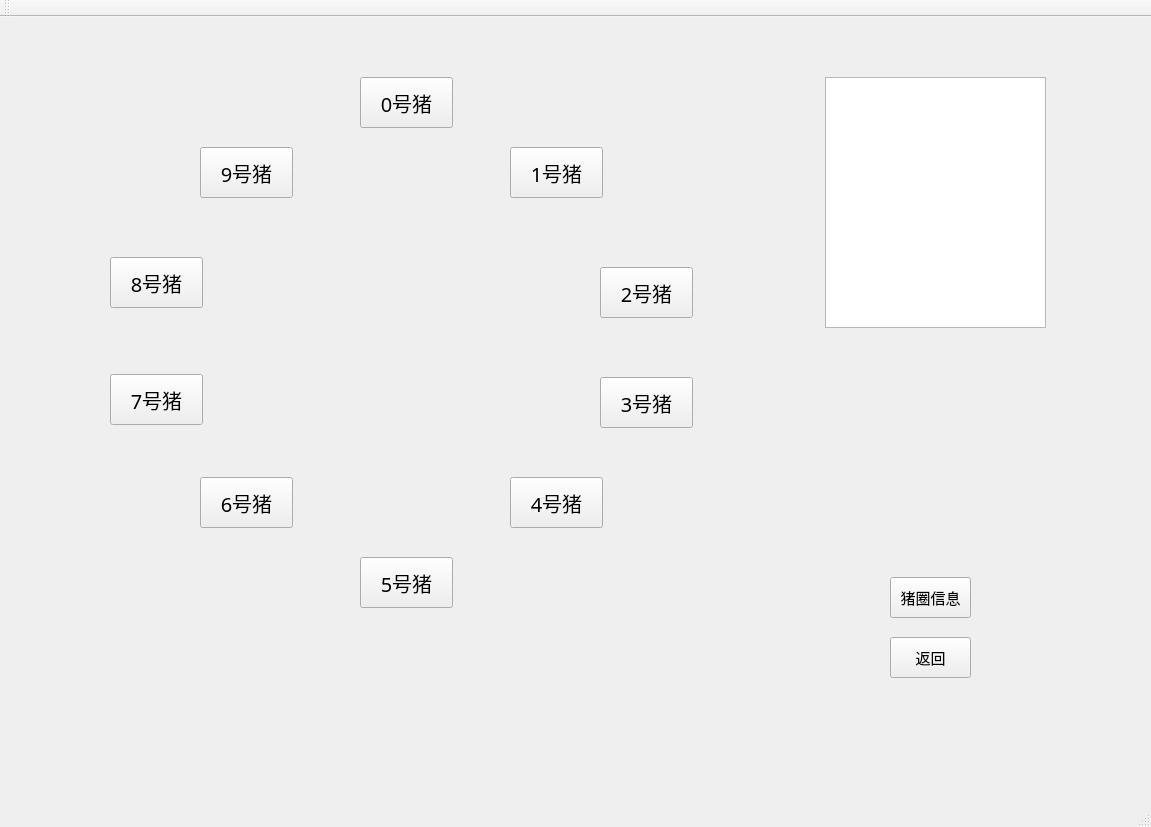
Above: mainwindow.ui from alexaeggers/pigskeeper before the change. Below: the same form after it.
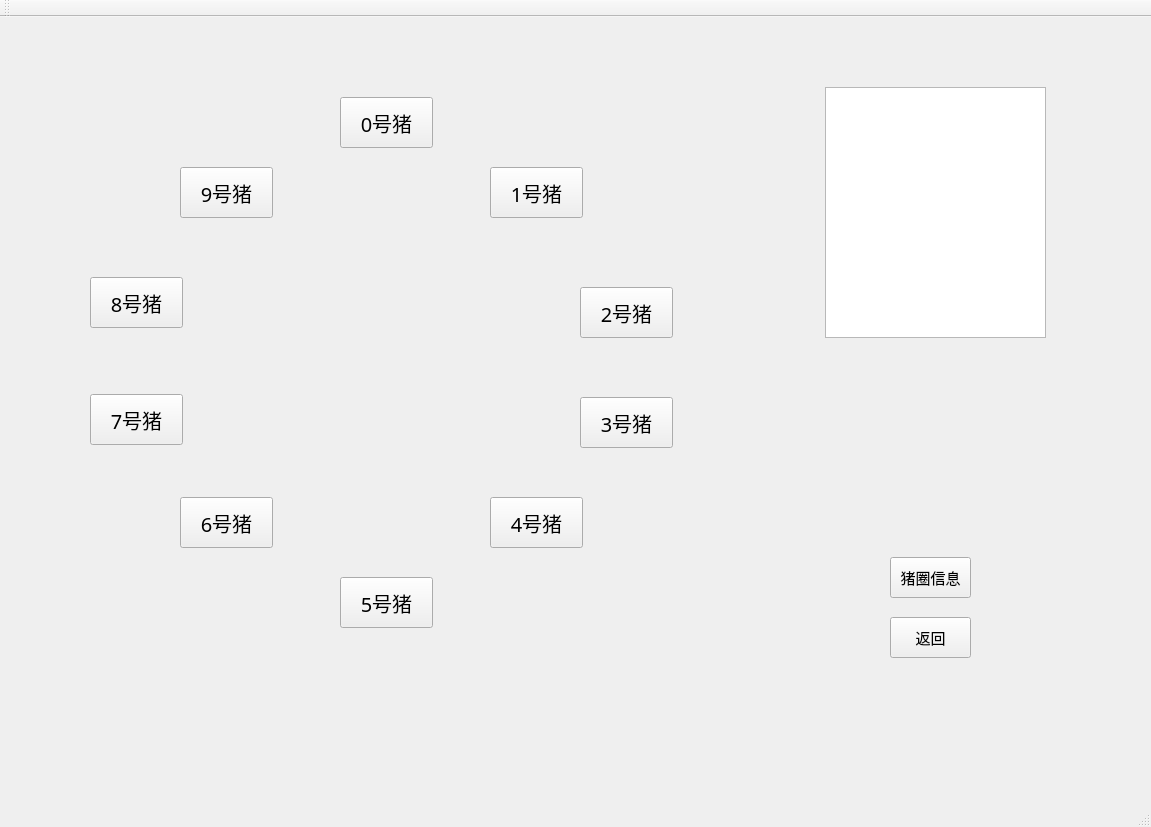
That is the form after the change. The open tabs and pages were chosen to show the change. Icons and pictures are not drawn.

What changed in the file:
```diff
--- a/mainwindow.ui
+++ b/mainwindow.ui
@@ -18,7 +18,7 @@
     <property name="geometry">
      <rect>
       <x>0</x>
-      <y>-10</y>
+      <y>0</y>
       <width>1151</width>
       <height>771</height>
      </rect>
@@ -2387,11 +2387,14 @@
      </widget>
     </widget>
     <widget class="QWidget" name="pigpen">
+     <property name="styleSheet">
+      <string notr="true">#pigpen{border-image: url(:/image/pigpen-1.jpg);}</string>
+     </property>
      <widget class="QPushButton" name="pig0">
       <property name="geometry">
        <rect>
-        <x>360</x>
-        <y>70</y>
+        <x>340</x>
+        <y>80</y>
         <width>93</width>
         <height>51</height>
        </rect>
@@ -2409,8 +2412,8 @@
      <widget class="QPushButton" name="pig1">
       <property name="geometry">
        <rect>
-        <x>510</x>
-        <y>140</y>
+        <x>490</x>
+        <y>150</y>
         <width>93</width>
         <height>51</height>
        </rect>
@@ -2428,8 +2431,8 @@
      <widget class="QPushButton" name="pig9">
       <property name="geometry">
        <rect>
-        <x>200</x>
-        <y>140</y>
+        <x>180</x>
+        <y>150</y>
         <width>93</width>
         <height>51</height>
        </rect>
@@ -2447,8 +2450,8 @@
      <widget class="QPushButton" name="pig7">
       <property name="geometry">
        <rect>
-        <x>110</x>
-        <y>367</y>
+        <x>90</x>
+        <y>377</y>
         <width>93</width>
         <height>51</height>
        </rect>
@@ -2466,8 +2469,8 @@
      <widget class="QPushButton" name="pig2">
       <property name="geometry">
        <rect>
-        <x>600</x>
-        <y>260</y>
+        <x>580</x>
+        <y>270</y>
         <width>93</width>
         <height>51</height>
        </rect>
@@ -2485,8 +2488,8 @@
      <widget class="QPushButton" name="pig6">
       <property name="geometry">
        <rect>
-        <x>200</x>
-        <y>470</y>
+        <x>180</x>
+        <y>480</y>
         <width>93</width>
         <height>51</height>
        </rect>
@@ -2504,8 +2507,8 @@
      <widget class="QPushButton" name="pig8">
       <property name="geometry">
        <rect>
-        <x>110</x>
-        <y>250</y>
+        <x>90</x>
+        <y>260</y>
         <width>93</width>
         <height>51</height>
        </rect>
@@ -2523,8 +2526,8 @@
      <widget class="QPushButton" name="pig5">
       <property name="geometry">
        <rect>
-        <x>360</x>
-        <y>550</y>
+        <x>340</x>
+        <y>560</y>
         <width>93</width>
         <height>51</height>
        </rect>
@@ -2542,8 +2545,8 @@
      <widget class="QPushButton" name="pig4">
       <property name="geometry">
        <rect>
-        <x>510</x>
-        <y>470</y>
+        <x>490</x>
+        <y>480</y>
         <width>93</width>
         <height>51</height>
        </rect>
@@ -2561,8 +2564,8 @@
      <widget class="QPushButton" name="pig3">
       <property name="geometry">
        <rect>
-        <x>600</x>
-        <y>370</y>
+        <x>580</x>
+        <y>380</y>
         <width>93</width>
         <height>51</height>
        </rect>
@@ -2581,7 +2584,7 @@
       <property name="geometry">
        <rect>
         <x>890</x>
-        <y>630</y>
+        <y>600</y>
         <width>81</width>
         <height>41</height>
        </rect>
@@ -2605,12 +2608,18 @@
         <height>251</height>
        </rect>
       </property>
+      <property name="font">
+       <font>
+        <family>华文新魏</family>
+        <pointsize>10</pointsize>
+       </font>
+      </property>
      </widget>
      <widget class="QPushButton" name="checkpigpen">
       <property name="geometry">
        <rect>
         <x>890</x>
-        <y>570</y>
+        <y>540</y>
         <width>81</width>
         <height>41</height>
        </rect>
```
Left out of the diff: 28 changed lines with no effect on the pictures.
